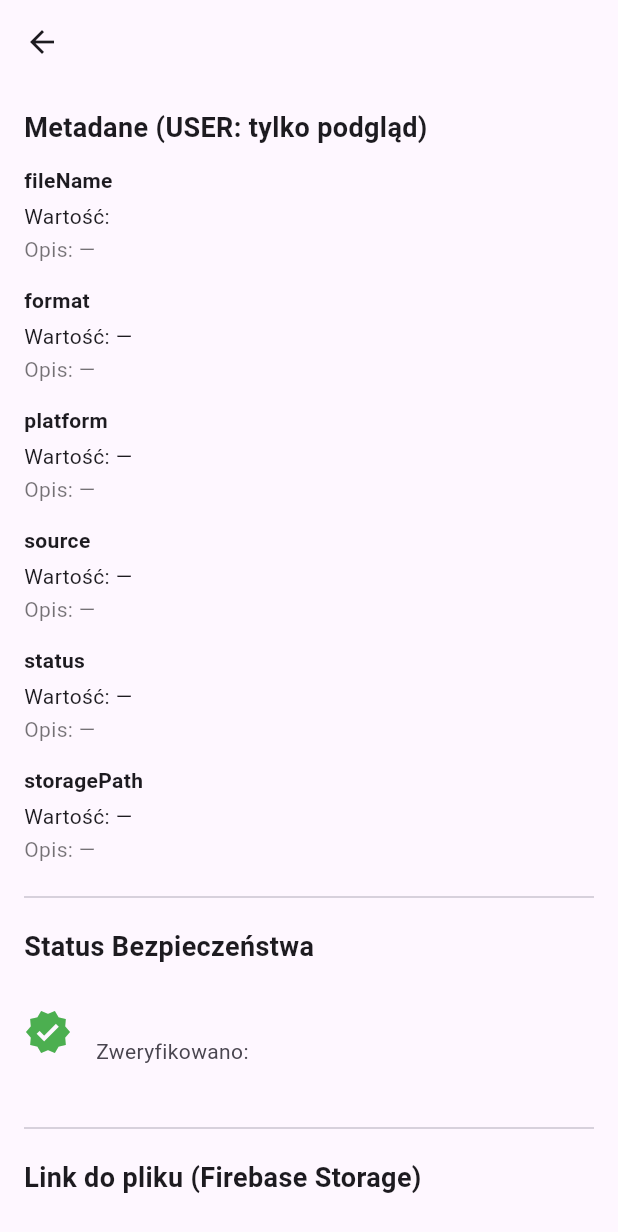
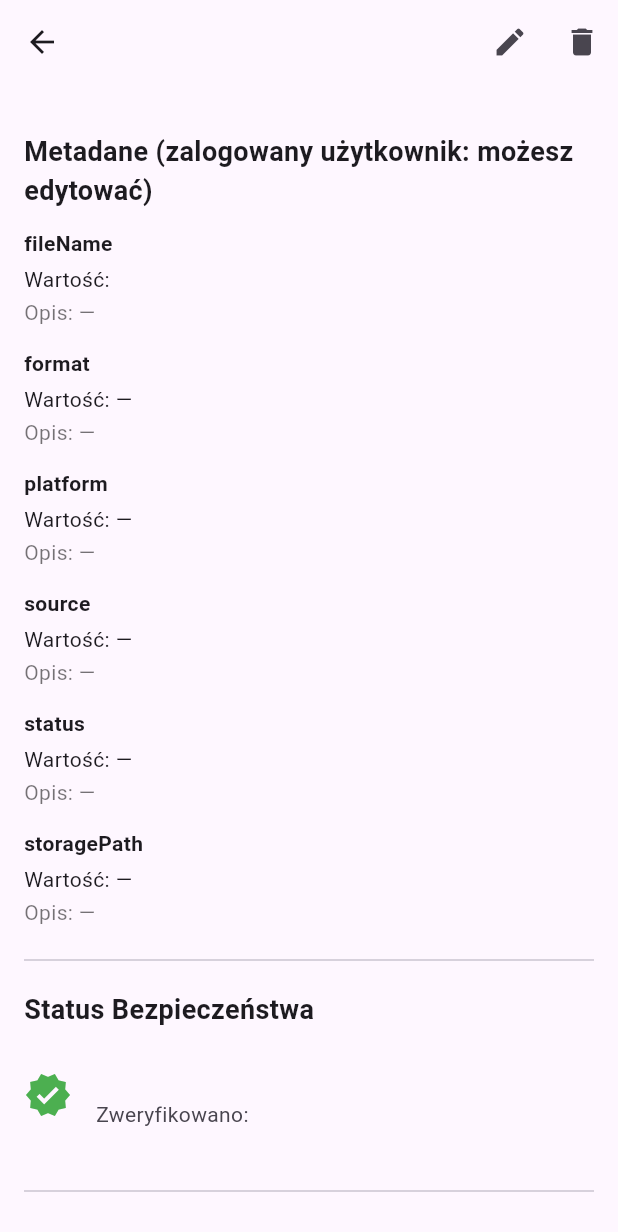
Before and after one commit to omix04/Repozytorium-zainfekowanych-plikow-binarnych-, a Flutter app: the DetailScreen screen opened directly with empty values, on a phone screen of 412 x 824 dp. Shown: the top 1232 px of the screen. Run offline on Flutter 3.47's test engine with Material 3 defaults, Android fonts, the phone set to English and light mode, and no system bars; our stand-ins replace cloud_firestore, cloud_functions, file_picker, firebase_auth, firebase_core, firebase_messaging and 2 more; accounts and stored records are empty; network calls fail.

Commit message:
Moje zmiany

```diff
--- a/repo_binarne/lib/screens/detail_screen.dart
+++ b/repo_binarne/lib/screens/detail_screen.dart
@@ -13,8 +13,6 @@ class DetailScreen extends StatelessWidget {
   const DetailScreen({super.key, required this.item});
 
   bool _isLogged(User? user) => user != null && !user.isAnonymous;
-  bool _isAdmin(User? user) =>
-      user != null && !user.isAnonymous && user.email == 'omix041@gmail.com';
 
   @override
   Widget build(BuildContext context) {
@@ -23,7 +21,6 @@ class DetailScreen extends StatelessWidget {
 
     final user = FirebaseAuth.instance.currentUser;
     final logged = _isLogged(user);
-    final admin = _isAdmin(user);
 
     // 🔒 Gość nie widzi metadanych
     if (!logged) {
@@ -37,19 +34,11 @@ class DetailScreen extends StatelessWidget {
               children: [
                 const Icon(Icons.lock_outline, size: 48),
                 const SizedBox(height: 12),
-                const Text(
-                  'Metadane są dostępne tylko po zalogowaniu.',
-                  textAlign: TextAlign.center,
-                ),
+                const Text('Metadane są dostępne tylko po zalogowaniu.', textAlign: TextAlign.center),
                 const SizedBox(height: 12),
                 ElevatedButton.icon(
                   onPressed: () {
-                    Navigator.push(
-                      context,
-                      MaterialPageRoute(
-                        builder: (_) => LoginScreen(authRepository: authRepo),
-                      ),
-                    );
+                    Navigator.push(context, MaterialPageRoute(builder: (_) => LoginScreen(authRepository: authRepo)));
                   },
                   icon: const Icon(Icons.login),
                   label: const Text('Zaloguj'),
@@ -64,20 +53,17 @@ class DetailScreen extends StatelessWidget {
     return Scaffold(
       appBar: AppBar(
         title: Text(item.fileName),
-        // ✅ Edycja/Usuwanie TYLKO dla admina
+        // ✅ Edycja/Usuwanie dla wszystkich zalogowanych użytkowników
         actions: [
-          if (admin)
+          if (logged)
             IconButton(
               tooltip: 'Edytuj',
               icon: const Icon(Icons.edit),
               onPressed: () async {
-                await Navigator.push(
-                  context,
-                  MaterialPageRoute(builder: (_) => EditItemScreen(item: item)),
-                );
+                await Navigator.push(context, MaterialPageRoute(builder: (_) => EditItemScreen(item: item)));
               },
             ),
-          if (admin)
+          if (logged)
             IconButton(
               tooltip: 'Usuń',
               icon: const Icon(Icons.delete),
@@ -86,18 +72,10 @@ class DetailScreen extends StatelessWidget {
                   context: context,
                   builder: (_) => AlertDialog(
                     title: const Text('Usunąć metadane?'),
-                    content: const Text(
-                      'To usunie wpis z Firestore (metadane). Plik w Storage zostanie.',
-                    ),
+                    content: const Text('To usunie wpis z Firestore (metadane). Plik w Storage zostanie.'),
                     actions: [
-                      TextButton(
-                        onPressed: () => Navigator.pop(context, false),
-                        child: const Text('Anuluj'),
-                      ),
-                      ElevatedButton(
-                        onPressed: () => Navigator.pop(context, true),
-                        child: const Text('Usuń'),
-                      ),
+                      TextButton(onPressed: () => Navigator.pop(context, false), child: const Text('Anuluj')),
+                      ElevatedButton(onPressed: () => Navigator.pop(context, true), child: const Text('Usuń')),
                     ],
                   ),
                 );
@@ -114,11 +92,43 @@ class DetailScreen extends StatelessWidget {
         padding: const EdgeInsets.all(16),
         child: ListView(
           children: [
-            Text(
-              admin
-                  ? 'Metadane (ADMIN: możesz edytować)'
-                  : 'Metadane (USER: tylko podgląd)',
-              style: const TextStyle(fontSize: 18, fontWeight: FontWeight.bold),
+            // 🔴 Infected warning banner
+            if (item.status.toLowerCase().trim() == 'infected')
+              Container(
+                padding: const EdgeInsets.all(16),
+                decoration: BoxDecoration(
+                  color: Colors.red.shade100,
+                  border: Border.all(color: Colors.red.shade800, width: 2),
+                  borderRadius: BorderRadius.circular(8),
+                ),
+                child: Row(
+                  children: [
+                    Icon(Icons.warning_amber_rounded, color: Colors.red.shade800, size: 32),
+                    const SizedBox(width: 12),
+                    Expanded(
+                      child: Column(
+                        crossAxisAlignment: CrossAxisAlignment.start,
+                        children: [
+                          Text(
+                            '⚠️ PLIK ZAINFEKOWANY',
+                            style: TextStyle(color: Colors.red.shade800, fontSize: 16, fontWeight: FontWeight.bold),
+                          ),
+                          const SizedBox(height: 4),
+                          Text(
+                            'Ten plik został oznaczony jako zainfekowany.',
+                            style: TextStyle(color: Colors.red.shade700),
+                          ),
+                        ],
+                      ),
+                    ),
+                  ],
+                ),
+              ),
+            const SizedBox(height: 16),
+
+            const Text(
+              'Metadane (zalogowany użytkownik: możesz edytować)',
+              style: TextStyle(fontSize: 18, fontWeight: FontWeight.bold),
             ),
             const SizedBox(height: 12),
 
@@ -127,19 +137,12 @@ class DetailScreen extends StatelessWidget {
             _kvWithDesc('platform', _safe(item.platform), item.platformDescription),
             _kvWithDesc('source', _safe(item.source), item.sourceDescription),
             _kvWithDesc('status', _safe(item.status), item.statusDescription),
-            _kvWithDesc(
-              'storagePath',
-              _safe(item.storagePath),
-              item.storagePathDescription,
-            ),
+            _kvWithDesc('storagePath', _safe(item.storagePath), item.storagePathDescription),
 
             // --- NOWA SEKCJA: STATUS BEZPIECZEŃSTWA (MD5) ---
             const Divider(),
             const SizedBox(height: 12),
-            const Text(
-              'Status Bezpieczeństwa',
-              style: TextStyle(fontSize: 18, fontWeight: FontWeight.bold),
-            ),
+            const Text('Status Bezpieczeństwa', style: TextStyle(fontSize: 18, fontWeight: FontWeight.bold)),
             const SizedBox(height: 8),
             ListTile(
               contentPadding: EdgeInsets.zero,
@@ -150,38 +153,26 @@ class DetailScreen extends StatelessWidget {
               ),
               title: SelectableText(
                 item.md5 ?? 'Brak weryfikacji MD5',
-                style: const TextStyle(
-                  fontFamily: 'Courier',
-                  fontWeight: FontWeight.bold,
-                  fontSize: 14,
-                ),
+                style: const TextStyle(fontFamily: 'Courier', fontWeight: FontWeight.bold, fontSize: 14),
               ),
               subtitle: Text(
-                item.lastVerified != null
-                  ? 'Zweryfikowano: ${item.lastVerified}'
-                  : 'Wymagana ręczna weryfikacja przez admina',
+                item.lastVerified != null ? 'Zweryfikowano: ${item.lastVerified}' : 'Awaiting verification',
               ),
             ),
+
             // --- KONIEC NOWEJ SEKCJI ---
-
             const SizedBox(height: 20),
             const Divider(),
             const SizedBox(height: 12),
 
-            const Text(
-              'Link do pliku (Firebase Storage)',
-              style: TextStyle(fontSize: 18, fontWeight: FontWeight.bold),
-            ),
+            const Text('Link do pliku (Firebase Storage)', style: TextStyle(fontSize: 18, fontWeight: FontWeight.bold)),
             const SizedBox(height: 12),
 
             FutureBuilder<String>(
               future: repo.getDownloadUrl(item.storagePath),
               builder: (context, snap) {
                 if (snap.connectionState == ConnectionState.waiting) {
-                  return const Padding(
-                    padding: EdgeInsets.symmetric(vertical: 8),
-                    child: CircularProgressIndicator(),
-                  );
+                  return const Padding(padding: EdgeInsets.symmetric(vertical: 8), child: CircularProgressIndicator());
                 }
                 if (snap.hasError) return Text('Błąd URL: ${snap.error}');
 
@@ -197,9 +188,7 @@ class DetailScreen extends StatelessWidget {
                       onPressed: () async {
                         await Clipboard.setData(ClipboardData(text: url));
                         if (context.mounted) {
-                          ScaffoldMessenger.of(context).showSnackBar(
-                            const SnackBar(content: Text('Skopiowano URL')),
-                          );
+                          ScaffoldMessenger.of(context).showSnackBar(const SnackBar(content: Text('Skopiowano URL')));
                         }
                       },
                       icon: const Icon(Icons.copy),
@@ -221,25 +210,42 @@ class DetailScreen extends StatelessWidget {
 
   Widget _kvWithDesc(String key, String value, String desc) {
     final d = desc.trim().isEmpty ? '—' : desc.trim();
+    final isInfectedStatus = key == 'status' && value.toLowerCase().trim() == 'infected';
+
     return Padding(
       padding: const EdgeInsets.only(bottom: 14),
-      child: Column(
-        crossAxisAlignment: CrossAxisAlignment.start,
-        children: [
-          Text(key, style: const TextStyle(fontWeight: FontWeight.bold)),
-          const SizedBox(height: 4),
-          Text('Wartość: $value'),
-          const SizedBox(height: 2),
-          Text('Opis: $d', style: const TextStyle(color: Colors.black54)),
-        ],
+      child: Container(
+        padding: isInfectedStatus ? const EdgeInsets.all(12) : null,
+        decoration: isInfectedStatus
+            ? BoxDecoration(
+                color: Colors.red.shade50,
+                border: Border.all(color: Colors.red.shade300),
+                borderRadius: BorderRadius.circular(4),
+              )
+            : null,
+        child: Column(
+          crossAxisAlignment: CrossAxisAlignment.start,
+          children: [
+            Text(
+              key,
+              style: TextStyle(fontWeight: FontWeight.bold, color: isInfectedStatus ? Colors.red.shade800 : null),
+            ),
+            const SizedBox(height: 4),
+            Text(
+              'Wartość: $value',
+              style: isInfectedStatus ? TextStyle(color: Colors.red.shade800, fontWeight: FontWeight.bold) : null,
+            ),
+            const SizedBox(height: 2),
+            Text('Opis: $d', style: TextStyle(color: isInfectedStatus ? Colors.red.shade600 : Colors.black54)),
+          ],
+        ),
       ),
     );
   }
 
   Widget _maybePreview(String url, String format) {
     final f = format.trim().toLowerCase();
-    final isImage =
-        f == 'jpg' || f == 'jpeg' || f == 'png' || f == 'gif' || f == 'webp';
+    final isImage = f == 'jpg' || f == 'jpeg' || f == 'png' || f == 'gif' || f == 'webp';
 
     if (!isImage) {
       return const Text('Podgląd dostępny tylko dla obrazów (jpg/png/webp).');
@@ -255,8 +261,7 @@ class DetailScreen extends StatelessWidget {
           child: Image.network(
             url,
             fit: BoxFit.contain,
-            errorBuilder: (context, error, stack) =>
-                Text('Nie udało się wczytać obrazu: $error'),
+            errorBuilder: (context, error, stack) => Text('Nie udało się wczytać obrazu: $error'),
           ),
         ),
       ],
```
Also changed, not shown: repo_binarne/lib/screens/edit_screen.dart (+62 -16 lines), repo_binarne/lib/screens/list_screen.dart (+30 -68 lines), repo_binarne/lib/services/notification_service.dart (+3 -11 lines), repo_binarne/pubspec.lock, 6 other files.
